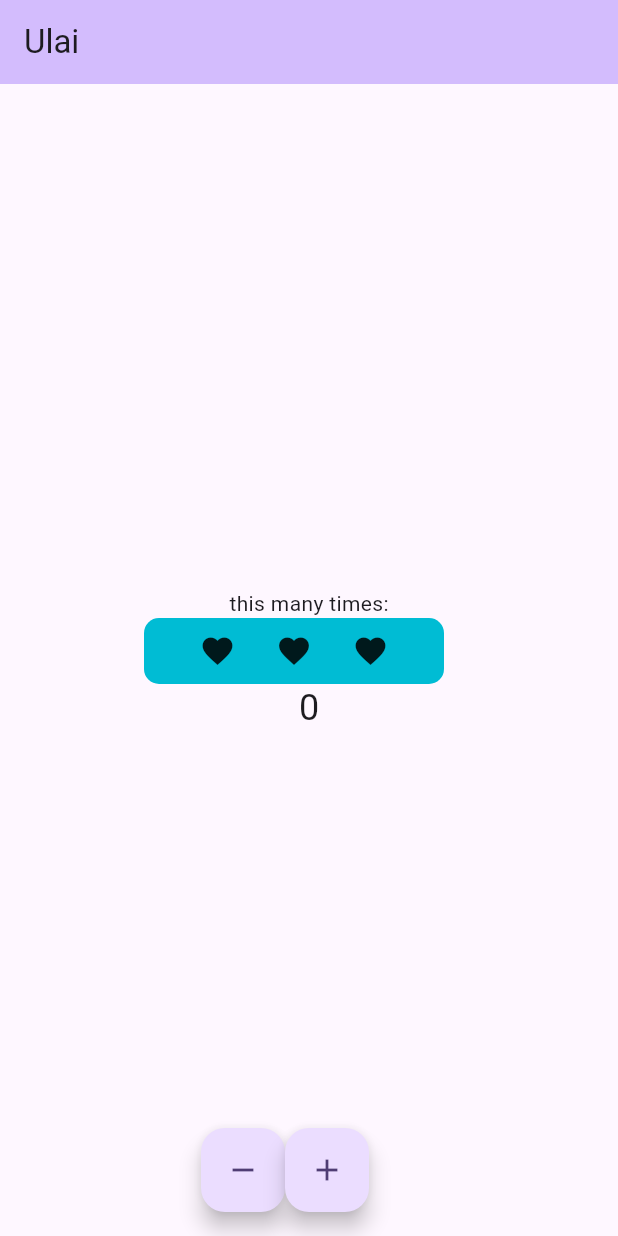
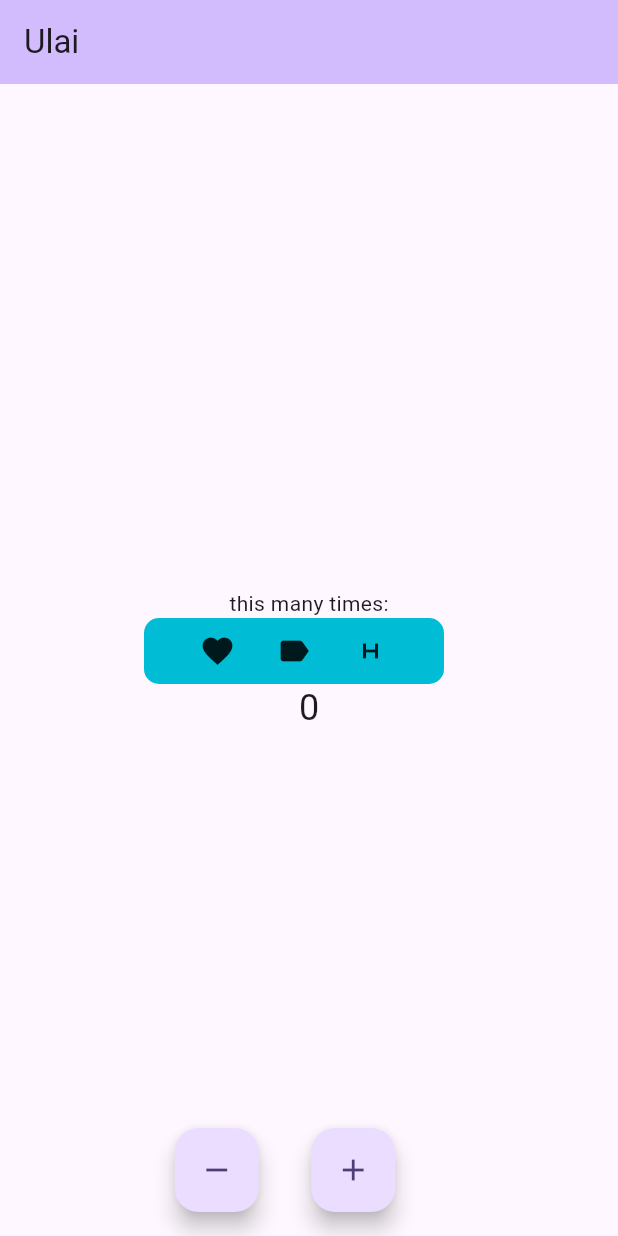
Before and after one commit to salman-ctrl/flutter-landingPage, a Flutter app: the screen it shows after launch, on a phone screen of 412 x 824 dp. Run offline on Flutter 3.47's test engine with Material 3 defaults, Android fonts, the phone set to English and light mode, and no system bars.

Commit message:
edit dikit

```diff
--- a/lib/main.dart
+++ b/lib/main.dart
@@ -68,8 +68,8 @@ class _MyHomePageState extends State<MyHomePage> {
                 mainAxisAlignment: MainAxisAlignment.spaceEvenly,
                 children: <Widget>[
                   const Icon(Icons.favorite),
-                  const Icon(Icons.favorite),
-                  const Icon(Icons.favorite),
+                  const Icon(Icons.label),
+                  const Icon(Icons.h_mobiledata),
                 ],
               ),
             ),
@@ -85,6 +85,7 @@ class _MyHomePageState extends State<MyHomePage> {
             tooltip: 'Decrement',
             child: const Icon(Icons.remove), // Ubah ikon ke remove
           ),
+          const SizedBox(width: 35), // Jarak antara tombol
           FloatingActionButton(
             onPressed: _incrementCounter,
             tooltip: 'Increment',
```
